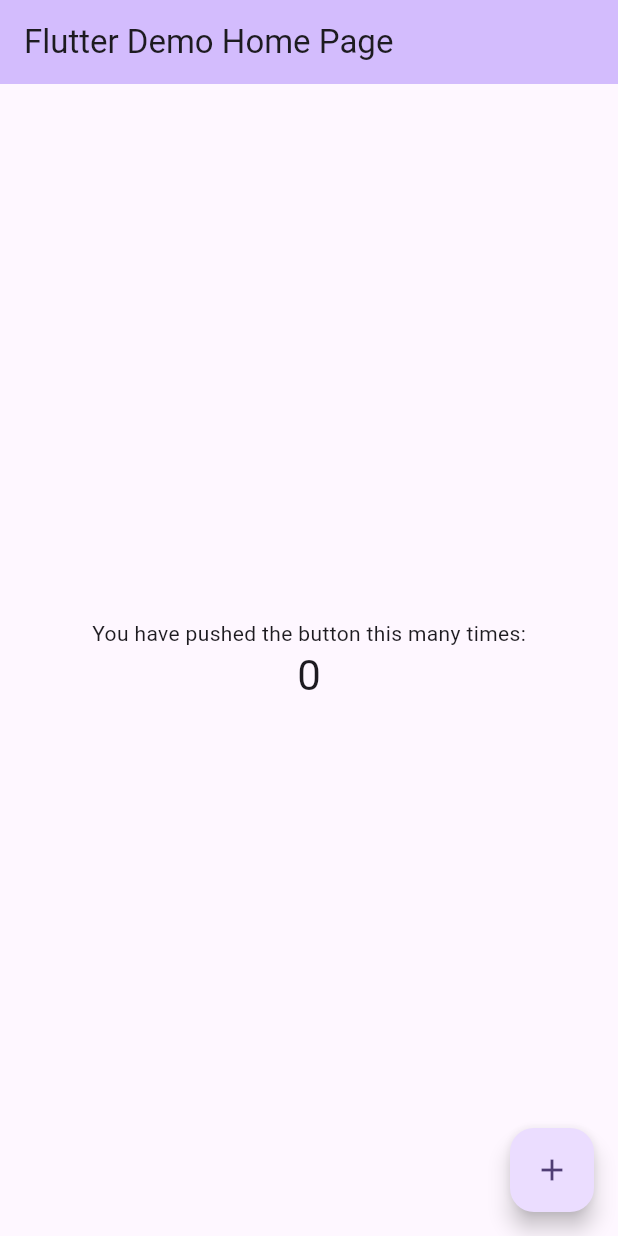
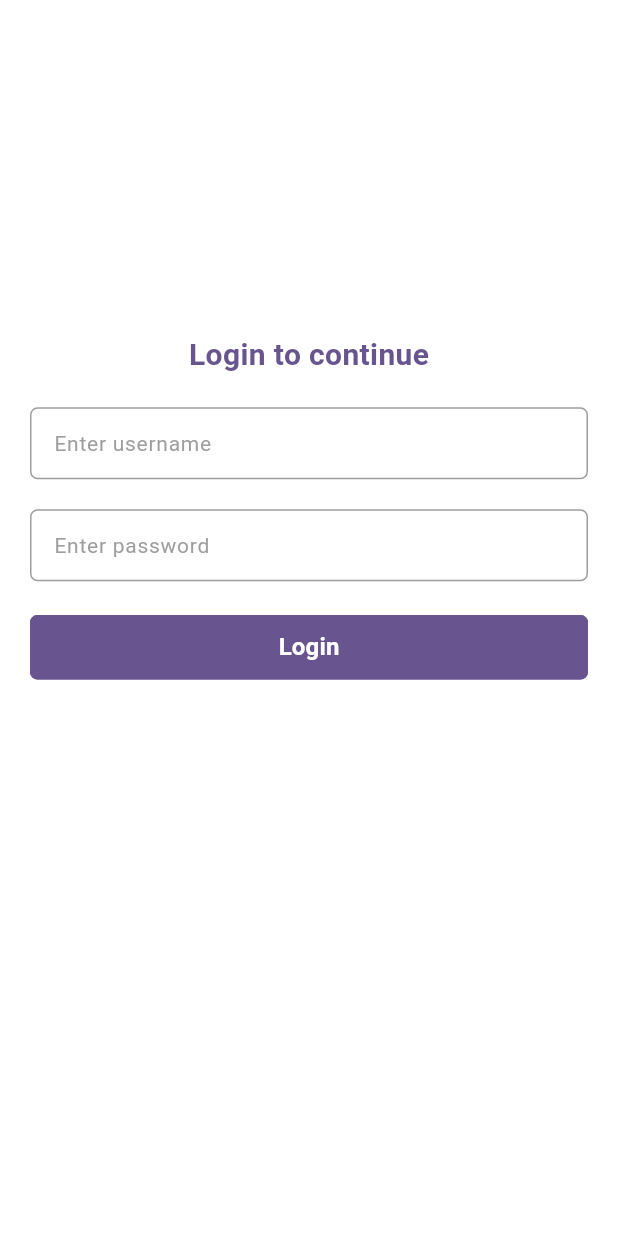
Before and after one commit to zeeshan0080/voice_authentication, a Flutter app: the screen it shows after launch, on a phone screen of 412 x 824 dp. Run offline on Flutter 3.47's test engine with Material 3 defaults, Android fonts, the phone set to English and light mode, and no system bars.

Commit message:
UI in progress

```diff
--- a/lib/main.dart
+++ b/lib/main.dart
@@ -1,68 +1,8 @@
 import 'package:flutter/material.dart';
 
+import 'my_app.dart';
+
 void main() {
+  WidgetsFlutterBinding.ensureInitialized();
   runApp(const MyApp());
 }
-
-class MyApp extends StatelessWidget {
-  const MyApp({super.key});
-
-  @override
-  Widget build(BuildContext context) {
-    return MaterialApp(
-      title: 'Flutter Demo',
-      theme: ThemeData(
-        colorScheme: ColorScheme.fromSeed(seedColor: Colors.deepPurple),
-        useMaterial3: true,
-      ),
-      home: const MyHomePage(title: 'Flutter Demo Home Page'),
-    );
-  }
-}
-
-class MyHomePage extends StatefulWidget {
-  const MyHomePage({super.key, required this.title});
-  final String title;
-
-  @override
-  State<MyHomePage> createState() => _MyHomePageState();
-}
-
-class _MyHomePageState extends State<MyHomePage> {
-  int _counter = 0;
-
-  void _incrementCounter() {
-    setState(() {
-      _counter++;
-    });
-  }
-
-  @override
-  Widget build(BuildContext context) {
-    return Scaffold(
-      appBar: AppBar(
-        backgroundColor: Theme.of(context).colorScheme.inversePrimary,
-        title: Text(widget.title),
-      ),
-      body: Center(
-        child: Column(
-          mainAxisAlignment: MainAxisAlignment.center,
-          children: <Widget>[
-            const Text(
-              'You have pushed the button this many times:',
-            ),
-            Text(
-              '$_counter',
-              style: Theme.of(context).textTheme.headlineMedium,
-            ),
-          ],
-        ),
-      ),
-      floatingActionButton: FloatingActionButton(
-        onPressed: _incrementCounter,
-        tooltip: 'Increment',
-        child: const Icon(Icons.add),
-      ), // This trailing comma makes auto-formatting nicer for build methods.
-    );
-  }
-}
--- /dev/null
+++ b/lib/my_app.dart
@@ -0,0 +1,19 @@
+import 'package:flutter/material.dart';
+
+import 'views/splash_view.dart';
+
+class MyApp extends StatelessWidget {
+  const MyApp({super.key});
+
+  @override
+  Widget build(BuildContext context) {
+    return MaterialApp(
+      title: 'Voice Authentication',
+      theme: ThemeData(
+        colorScheme: ColorScheme.fromSeed(seedColor: Colors.deepPurple),
+        useMaterial3: true,
+      ),
+      home: const SplashView(),
+    );
+  }
+}
--- /dev/null
+++ b/lib/views/login_view.dart
@@ -0,0 +1,219 @@
+import 'package:flutter/material.dart';
+
+import 'voice_enroll_view.dart';
+import 'widgets/popups.dart';
+
+
+class LoginView extends StatefulWidget {
+  const LoginView({super.key});
+
+  @override
+  State<LoginView> createState() => _LoginViewState();
+}
+
+class _LoginViewState extends State<LoginView> {
+  final _formKey = GlobalKey<FormState>();
+  final _usernameController = TextEditingController();
+  final _passwordController = TextEditingController();
+
+  _commenceLogin() async {
+    if(_formKey.currentState!.validate()){
+      ///validate credentials than start voice enroll process
+      ///
+      await showGeneralDialog(
+        context: context,
+        barrierLabel: 'notice',
+        barrierDismissible: true,
+        pageBuilder: (_, __, ___){
+          return GeneralPopup(
+            title: 'Voice Enroll',
+            description: 'Enroll your voice for voice authentication to complete login process',
+            buttonText: 'Next',
+            onTap: (){
+              Navigator.of(context).pop();
+              Navigator.pushReplacement(context, MaterialPageRoute(builder: (_)=> const VoiceEnrollView()));
+            },
+          );
+        }
+      );
+    }
+  }
+
+  @override
+  Widget build(BuildContext context) {
+    return PopScope(
+      canPop: false,
+      child: Scaffold(
+        backgroundColor: Colors.white,
+        appBar: AppBar( ///avoiding safe area
+          toolbarHeight: 0.0,
+          elevation: 0.0,
+          automaticallyImplyLeading: false,
+          surfaceTintColor: Colors.transparent,
+          backgroundColor: Colors.white,
+        ),
+        body: SingleChildScrollView(
+          child: Padding(
+            padding: const EdgeInsets.symmetric(horizontal: 20),
+            child: Form(
+              key: _formKey,
+              child: Column(
+                mainAxisAlignment: MainAxisAlignment.center,
+                children: [
+                  SizedBox(height: MediaQuery.of(context).size.height * 0.27),
+                  Row(
+                    mainAxisAlignment: MainAxisAlignment.center,
+                    children: [
+                      Text(
+                        "Login to continue",
+                        textAlign: TextAlign.center,
+                        style: TextStyle(
+                            fontSize: 20,
+                            fontWeight: FontWeight.w600,
+                            color: Theme.of(context).primaryColor
+                        ),
+                      ),
+                    ],
+                  ),
+                  const SizedBox(height: 20),
+                  Row(
+                    children: [
+                      Expanded(
+                        child: TextFormField(
+                          controller: _usernameController,
+                          validator: (value){
+                            if (value == null || value.isEmpty) {
+                              return "Please enter username";
+                            }
+                            return null;
+                          },
+                          style: const TextStyle(
+                              fontSize: 16,
+                              fontWeight: FontWeight.w400,
+                              color:Colors.black
+                          ),
+                          decoration: InputDecoration(
+                            isDense: true,
+                            hintText: 'Enter username',
+                            hintStyle: const TextStyle(
+                                fontSize: 14,
+                                fontWeight: FontWeight.w400,
+                                color:Colors.grey
+                            ),
+                            border: OutlineInputBorder(
+                              borderRadius: BorderRadius.circular(5.0),
+                              borderSide: const BorderSide(color: Colors.grey),
+                            ),
+                            enabledBorder: OutlineInputBorder(
+                              borderRadius: BorderRadius.circular(5.0),
+                              borderSide: const BorderSide(color: Colors.grey),
+                            ),
+                            focusedBorder: OutlineInputBorder(
+                              borderRadius: BorderRadius.circular(5.0),
+                              borderSide: const BorderSide(color: Colors.grey),
+                            ),
+                            focusedErrorBorder: OutlineInputBorder(
+                              borderRadius: BorderRadius.circular(5.0),
+                              borderSide: const BorderSide(color: Colors.red),
+                            ),
+                            errorBorder: OutlineInputBorder(
+                              borderRadius: BorderRadius.circular(5.0),
+                              borderSide: const BorderSide(color: Colors.red),
+                            )
+                          ),
+                        ),
+                      )
+                    ],
+                  ),
+                  const SizedBox(height: 20),
+                  Row(
+                    children: [
+                      Expanded(
+                        child: TextFormField(
+                          controller: _passwordController,
+                          validator: (value){
+                            if (value == null || value.isEmpty) {
+                              return "Please enter password";
+                            }
+                            return null;
+                          },
+                          style: const TextStyle(
+                              fontSize: 16,
+                              fontWeight: FontWeight.w400,
+                              color:Colors.black
+                          ),
+                          obscureText: true,
+                          decoration: InputDecoration(
+                              isDense: true,
+                              hintText: 'Enter password',
+                              hintStyle: const TextStyle(
+                                  fontSize: 14,
+                                  fontWeight: FontWeight.w400,
+                                  color:Colors.grey
+                              ),
+                              border: OutlineInputBorder(
+                                borderRadius: BorderRadius.circular(5.0),
+                                borderSide: const BorderSide(color: Colors.grey),
+                              ),
+                              enabledBorder: OutlineInputBorder(
+                                borderRadius: BorderRadius.circular(5.0),
+                                borderSide: const BorderSide(color: Colors.grey),
+                              ),
+                              focusedBorder: OutlineInputBorder(
+                                borderRadius: BorderRadius.circular(5.0),
+                                borderSide: const BorderSide(color: Colors.grey),
+                              ),
+                              focusedErrorBorder: OutlineInputBorder(
+                                borderRadius: BorderRadius.circular(5.0),
+                                borderSide: const BorderSide(color: Colors.red),
+                              ),
+                              errorBorder: OutlineInputBorder(
+                                borderRadius: BorderRadius.circular(5.0),
+                                borderSide: const BorderSide(color: Colors.red),
+                              )
+                          ),
+                        ),
+                      )
+                    ],
+                  ),
+                  const SizedBox(height: 20),
+                  Row(
+                    children: [
+                      Expanded(
+                        child: ElevatedButton(
+
+                          style: ElevatedButton.styleFrom(
+                            elevation: 0,
+                            padding: const EdgeInsets.symmetric(vertical: 10),
+                            backgroundColor: Theme.of(context).primaryColor,
+                            shape: RoundedRectangleBorder(
+                                side: BorderSide(
+                                    color: Theme.of(context).primaryColor,
+                                    width: 2),
+                                borderRadius: BorderRadius.circular(5)),
+                          ),
+                          onPressed: (){
+                            _commenceLogin();
+                          },
+                          child: const Text(
+                            'Login',
+                            style: TextStyle(
+                                fontSize: 16,
+                                fontWeight: FontWeight.w600,
+                                color: Colors.white
+                            ),
+                          ),
+                        ),
+                      )
+                    ],
+                  ),
+                  const SizedBox(height: 20),
+                ],
+              ),
+            ),
+          ),
+        ),
+      ),
+    );
+  }
+}
--- a/pubspec.yaml
+++ b/pubspec.yaml
@@ -59,9 +59,8 @@ flutter:
   uses-material-design: true
 
   # To add assets to your application, add an assets section, like this:
-  # assets:
-  #   - images/a_dot_burr.jpeg
-  #   - images/a_dot_ham.jpeg
+  assets:
+    - assets/models/
 
   # An image asset can refer to one or more resolution-specific "variants", see
   # https://flutter.dev/assets-and-images/#resolution-aware
```
Also changed, not shown: lib/views/home_view.dart (added, +79 -0 lines), lib/views/splash_view.dart (added, +54 -0 lines), lib/views/voice_enroll_view.dart (added, +15 -0 lines), lib/views/widgets/popups.dart (added, +85 -0 lines), 3 other files.
